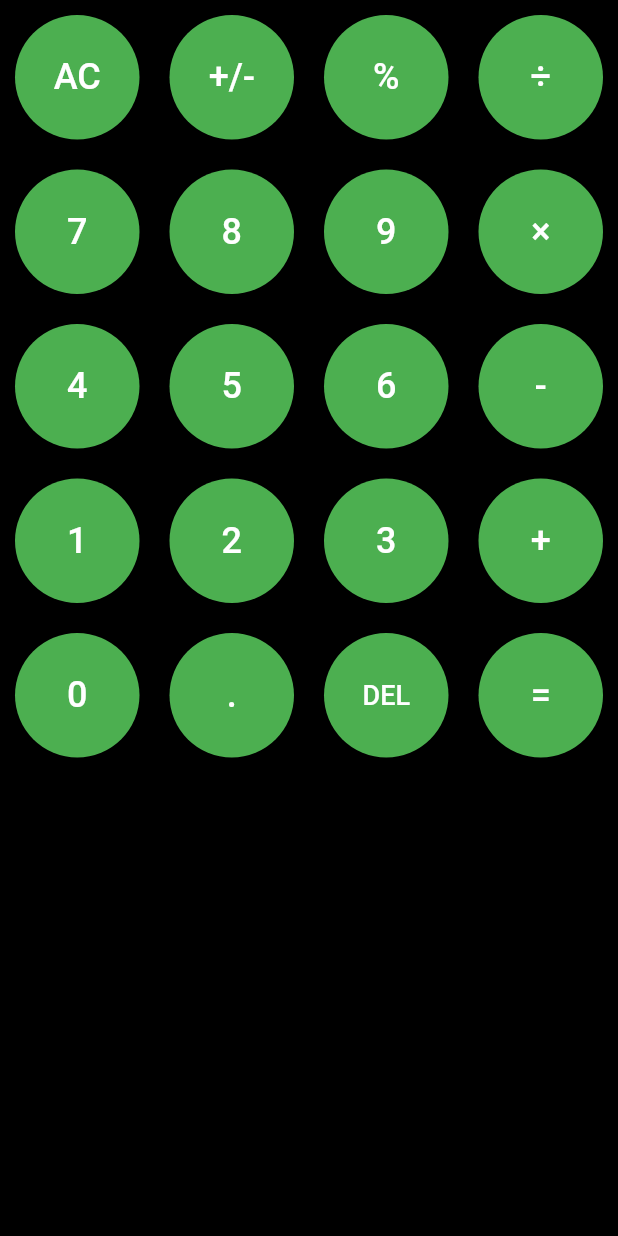
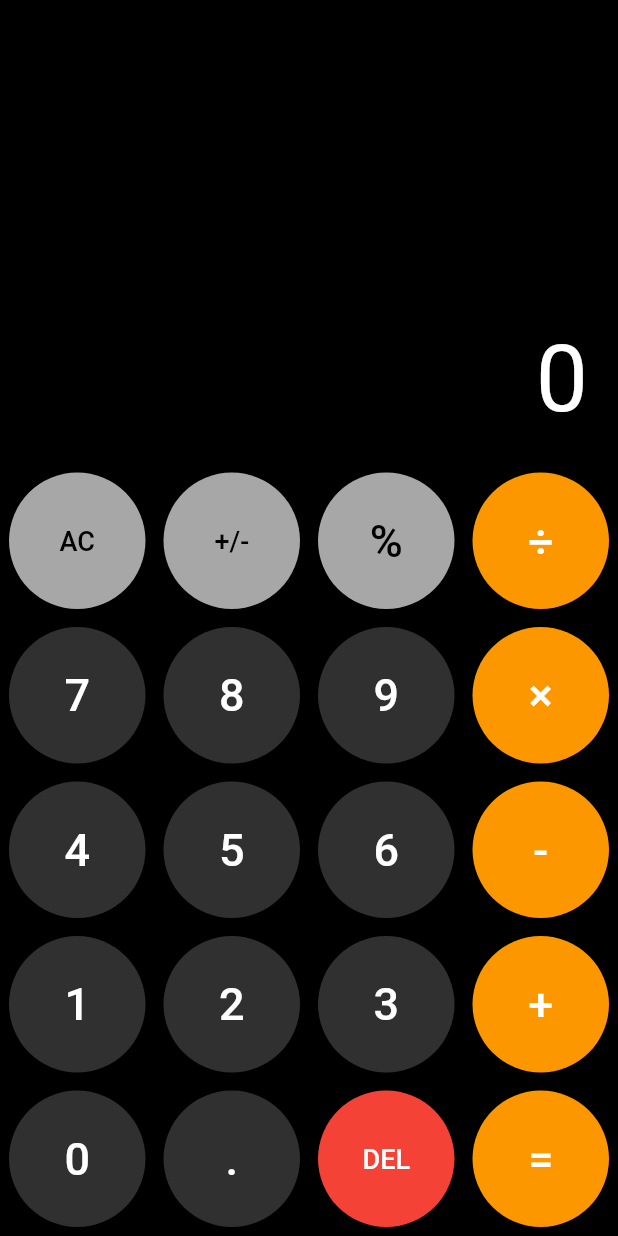
Before and after one commit to ragasubekti/flutter_calculator, a Flutter app: the screen it shows after launch, on a phone screen of 412 x 824 dp. Run offline on Flutter 3.47's test engine with Material 2 defaults, Android fonts, the phone set to English and light mode, and no system bars.

Commit message:
Finish UI Layout

```diff
--- a/lib/main.dart
+++ b/lib/main.dart
@@ -9,17 +9,27 @@ class MyApp extends StatefulWidget {
 
 class _MyAppState extends State<MyApp> {
   Widget _calculatorTile(String content,
-      {bool isColorful, bool smaller = false}) {
+      {bool isFirstRow = false,
+      bool smaller = false,
+      bool isBinaryOperator = false,
+      bool isDelete = false}) {
     return Container(
       decoration: BoxDecoration(
-          color: Colors.green, borderRadius: BorderRadius.circular(50)),
+          color: isFirstRow
+              ? Color(0xffa7a7a7)
+              : (isBinaryOperator
+                  ? Color(0xffFC9700)
+                  : (isDelete ? Colors.red : Color(0xff303030))),
+          borderRadius: BorderRadius.circular(50)),
       width: 100,
       height: 100,
-      margin: EdgeInsets.all(10),
+      margin: EdgeInsets.all(6),
       child: FlatButton(
         child: Text(
           "$content",
-          style: TextStyle(color: Colors.white, fontSize: smaller ? 18 : 24),
+          style: TextStyle(
+              color: isFirstRow ? Colors.black : Colors.white,
+              fontSize: smaller ? 18 : 30),
         ),
         onPressed: () {},
       ),
@@ -34,9 +44,18 @@ class _MyAppState extends State<MyApp> {
         body: SafeArea(
           child: Column(
             children: <Widget>[
-              // Expanded(
-              //   child: Container(),
-              // ),
+              Expanded(
+                child: Container(
+                  margin: EdgeInsets.all(20),
+                  child: Align(
+                    alignment: Alignment.bottomRight,
+                    child: Text(
+                      "0",
+                      style: TextStyle(color: Colors.white, fontSize: 62),
+                    ),
+                  ),
+                ),
+              ),
               GridView(
                 shrinkWrap: true,
                 gridDelegate: SliverGridDelegateWithFixedCrossAxisCount(
@@ -45,34 +64,34 @@ class _MyAppState extends State<MyApp> {
                 ),
                 children: <Widget>[
                   // First Row
-                  _calculatorTile("AC"),
-                  _calculatorTile("+/-"),
-                  _calculatorTile("%"),
-                  _calculatorTile("÷"),
+                  _calculatorTile("AC", isFirstRow: true, smaller: true),
+                  _calculatorTile("+/-", isFirstRow: true, smaller: true),
+                  _calculatorTile("%", isFirstRow: true),
+                  _calculatorTile("÷", isBinaryOperator: true),
 
                   // Second Row
                   _calculatorTile("7"),
                   _calculatorTile("8"),
                   _calculatorTile("9"),
-                  _calculatorTile("×"),
+                  _calculatorTile("×", isBinaryOperator: true),
 
                   // Third Row
                   _calculatorTile("4"),
                   _calculatorTile("5"),
                   _calculatorTile("6"),
-                  _calculatorTile("-"),
+                  _calculatorTile("-", isBinaryOperator: true),
 
                   // Fourth Row
                   _calculatorTile("1"),
                   _calculatorTile("2"),
                   _calculatorTile("3"),
-                  _calculatorTile("+"),
+                  _calculatorTile("+", isBinaryOperator: true),
 
                   //
                   _calculatorTile("0"),
                   _calculatorTile("."),
-                  _calculatorTile("DEL", smaller: true),
-                  _calculatorTile("="),
+                  _calculatorTile("DEL", isDelete: true, smaller: true),
+                  _calculatorTile("=", isBinaryOperator: true),
                 ],
               ),
             ],
```
